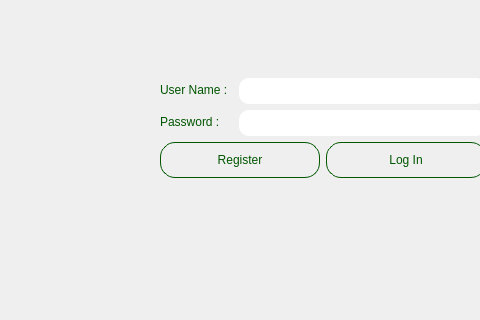
First picture: the form in loginwindow.ui, repository aminfooladi/QSpotify, before the edit; both pictures show x 174 to 654 and y 215 to 535 of the 1000 by 700 pixel window.
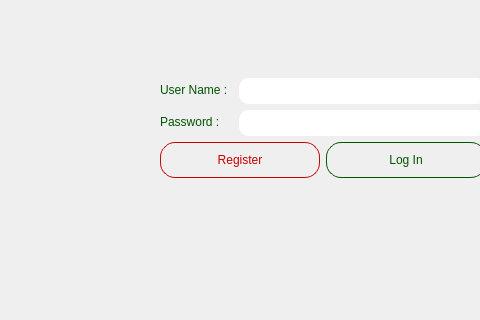
Second picture: the form after the edit. Icons and pictures are not drawn.

What changed in the file:
```diff
--- a/loginwindow.ui
+++ b/loginwindow.ui
@@ -156,11 +156,24 @@
            <bool>true</bool>
           </property>
           <property name="styleSheet">
-           <string notr="true">background-image: url(:/images/background/images/witeBackground.png);
-border: 1px solid rgb(0, 85, 0);
+           <string notr="true">QPushButton {
+background: transparent;
+border: 1px solid rgb(200, 0, 0);
 border-radius: 15px;
 padding: 10px;
-color: rgb(0, 85, 0);</string>
+color: rgb(200, 0, 0);
+font: 700 9pt &quot;Segoe UI&quot;;
+}
+
+QPushButton:hover {
+	background-color: rgb(200, 0, 0);
+	border:1px solid rgb(255, 255, 255);
+	border-radius: 15px;
+	padding: 10px;
+	color: rgb(255, 255, 255);
+	font: 700 9pt &quot;Segoe UI&quot;;
+}
+</string>
           </property>
           <property name="text">
            <string>Register</string>
```
Left out of the diff: 33 changed lines with no effect on the pictures.
